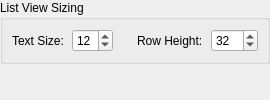
Old version of the form src/ui/dialogs/settings/appearancelistpanel.ui in the repository EtherAura/Kartend.
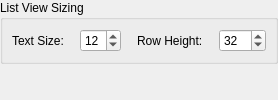
New version of the form.

Commit message: feat(settings): pack section fields into even multi-column grids

The edit to the form file:
```diff
--- a/src/ui/dialogs/settings/appearancelistpanel.ui
+++ b/src/ui/dialogs/settings/appearancelistpanel.ui
@@ -11,47 +11,13 @@
    <item>
     <widget class="QGroupBox" name="appearanceListSizingGroupBox">
      <property name="title"><string>List View Sizing</string></property>
-     <!-- Two-column section: two equal-width column wrappers side by side. -->
-     <layout class="QHBoxLayout" name="appearanceListSizingRowLayout">
-      <property name="spacing"><number>24</number></property>
-      <item>
-       <widget class="QWidget" name="appearanceListSizingColLeft" native="true">
-        <property name="sizePolicy">
-         <sizepolicy hsizetype="Expanding" vsizetype="Preferred"><horstretch>0</horstretch><verstretch>0</verstretch></sizepolicy>
-        </property>
-        <layout class="QFormLayout" name="appearanceListSizingFormLeft">
-         <property name="formAlignment"><set>Qt::AlignmentFlag::AlignLeft|Qt::AlignmentFlag::AlignTop</set></property>
-         <property name="horizontalSpacing"><number>8</number></property>
-         <property name="verticalSpacing"><number>6</number></property>
-         <property name="leftMargin"><number>0</number></property>
-         <property name="topMargin"><number>0</number></property>
-         <property name="rightMargin"><number>0</number></property>
-         <property name="bottomMargin"><number>0</number></property>
-         <property name="fieldGrowthPolicy"><enum>QFormLayout::FieldGrowthPolicy::FieldsStayAtSizeHint</enum></property>
-         <item row="0" column="0"><widget class="QLabel" name="label_listFontSize"><property name="text"><string>Text Size:</string></property></widget></item>
-         <item row="0" column="1"><widget class="QSpinBox" name="listFontSizeSpinBox"><property name="maximumWidth"><number>100</number></property><property name="toolTip"><string>Font size for list view text (6-48 pt)</string></property><property name="minimum"><number>6</number></property><property name="maximum"><number>48</number></property><property name="value"><number>12</number></property></widget></item>
-        </layout>
-       </widget>
-      </item>
-      <item>
-       <widget class="QWidget" name="appearanceListSizingColRight" native="true">
-        <property name="sizePolicy">
-         <sizepolicy hsizetype="Expanding" vsizetype="Preferred"><horstretch>0</horstretch><verstretch>0</verstretch></sizepolicy>
-        </property>
-        <layout class="QFormLayout" name="appearanceListSizingFormRight">
-         <property name="formAlignment"><set>Qt::AlignmentFlag::AlignLeft|Qt::AlignmentFlag::AlignTop</set></property>
-         <property name="horizontalSpacing"><number>8</number></property>
-         <property name="verticalSpacing"><number>6</number></property>
-         <property name="leftMargin"><number>0</number></property>
-         <property name="topMargin"><number>0</number></property>
-         <property name="rightMargin"><number>0</number></property>
-         <property name="bottomMargin"><number>0</number></property>
-         <property name="fieldGrowthPolicy"><enum>QFormLayout::FieldGrowthPolicy::FieldsStayAtSizeHint</enum></property>
-         <item row="0" column="0"><widget class="QLabel" name="label_listRowHeight"><property name="text"><string>Row Height:</string></property></widget></item>
-         <item row="0" column="1"><widget class="QSpinBox" name="listRowHeightSpinBox"><property name="maximumWidth"><number>100</number></property><property name="toolTip"><string>Height of each row in list view (20-100 px)</string></property><property name="minimum"><number>20</number></property><property name="maximum"><number>100</number></property><property name="value"><number>32</number></property></widget></item>
-        </layout>
-       </widget>
-      </item>
+     <layout class="QGridLayout" name="appearanceListSizingFormLayout">
+      <property name="horizontalSpacing"><number>16</number></property>
+      <property name="verticalSpacing"><number>6</number></property>
+      <item row="0" column="0"><widget class="QLabel" name="label_listFontSize"><property name="text"><string>Text Size:</string></property></widget></item>
+      <item row="0" column="1"><widget class="QSpinBox" name="listFontSizeSpinBox"><property name="maximumWidth"><number>100</number></property><property name="toolTip"><string>Font size for list view text (6-48 pt)</string></property><property name="minimum"><number>6</number></property><property name="maximum"><number>48</number></property><property name="value"><number>12</number></property></widget></item>
+      <item row="0" column="2"><widget class="QLabel" name="label_listRowHeight"><property name="text"><string>Row Height:</string></property></widget></item>
+      <item row="0" column="3"><widget class="QSpinBox" name="listRowHeightSpinBox"><property name="maximumWidth"><number>100</number></property><property name="toolTip"><string>Height of each row in list view (20-100 px)</string></property><property name="minimum"><number>20</number></property><property name="maximum"><number>100</number></property><property name="value"><number>32</number></property></widget></item>
      </layout>
     </widget>
    </item>
```
The commit also changes 19 other files.
